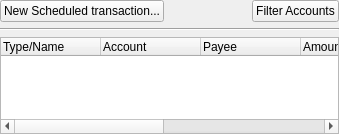
Old version of the form kmymoney/views/kscheduledview.ui in the repository KDE/kmymoney.
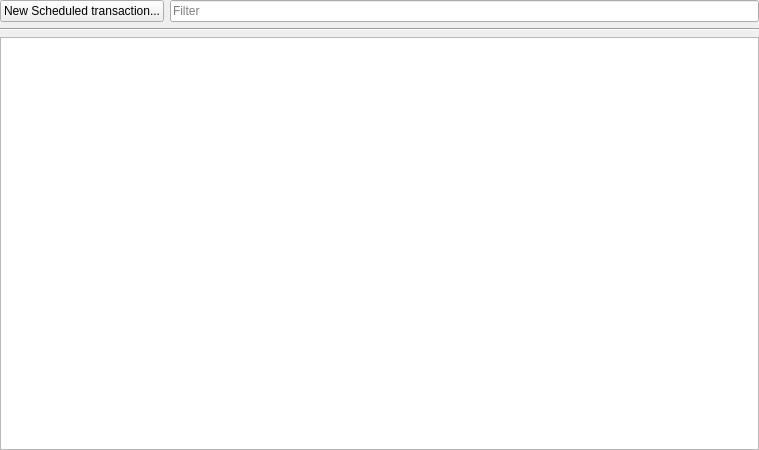
New version of the form.

Commit message:
Converted schedule view to use schedulesModel
Removed the QTreeWidget based implementation in favor of a direct access
of the schedules tree view to the schedules model. Cleaned up the code.

The combobox to select/deselect certain accounts has been removed.

```diff
--- a/kmymoney/views/kscheduledview.ui
+++ b/kmymoney/views/kscheduledview.ui
@@ -6,8 +6,8 @@
       <rect>
         <x>0</x>
         <y>0</y>
-        <width>339</width>
-        <height>134</height>
+    <width>759</width>
+    <height>450</height>
       </rect>
     </property>
     <layout class="QVBoxLayout">
@@ -24,25 +24,9 @@
             </widget>
           </item>
           <item>
-            <spacer name="spacer2">
-              <property name="orientation">
-                <enum>Qt::Horizontal</enum>
-              </property>
-              <property name="sizeType">
-                <enum>QSizePolicy::Expanding</enum>
-              </property>
-              <property name="sizeHint" stdset="0">
-                <size>
-                  <width>80</width>
-                  <height>20</height>
-                </size>
-              </property>
-            </spacer>
-          </item>
-          <item>
-            <widget class="QPushButton" name="m_accountsCombo">
-              <property name="text">
-                <string>Filter Accounts</string>
+      <widget class="QLineEdit" name="m_searchWidget">
+       <property name="placeholderText">
+        <string comment="Placeholdertext in schedulesview">Filter</string>
               </property>
             </widget>
           </item>
@@ -59,64 +43,18 @@
         </widget>
       </item>
       <item>
-        <widget class="QTreeWidget" name="m_scheduleTree">
+    <widget class="QTreeView" name="m_scheduleTree">
           <property name="alternatingRowColors">
             <bool>true</bool>
           </property>
-          <property name="rootIsDecorated">
-            <bool>true</bool>
-          </property>
           <property name="allColumnsShowFocus">
             <bool>true</bool>
           </property>
-          <column>
-            <property name="text">
-              <string>Type/Name</string>
-            </property>
-          </column>
-          <column>
-            <property name="text">
-              <string>Account</string>
-            </property>
-          </column>
-          <column>
-            <property name="text">
-              <string>Payee</string>
-            </property>
-          </column>
-          <column>
-            <property name="text">
-              <string>Amount</string>
-            </property>
-          </column>
-          <column>
-            <property name="text">
-              <string>Next Due Date</string>
-            </property>
-          </column>
-          <column>
-            <property name="text">
-              <string>Frequency</string>
-            </property>
-          </column>
-          <column>
-            <property name="text">
-              <string>Payment Method</string>
-            </property>
-          </column>
         </widget>
       </item>
     </layout>
   </widget>
   <layoutdefault spacing="6" margin="11"/>
-  <customwidgets>
-    <customwidget>
-      <class>QTabWidget</class>
-      <extends>QTabWidget</extends>
-      <header>ktabwidget.h</header>
-      <container>1</container>
-    </customwidget>
-  </customwidgets>
   <resources/>
   <connections/>
 </ui>
```
Left out of the diff: 11 changed lines with no effect on the pictures. Lines whose indentation alone changed are shown as unchanged. The commit also changes 14 other files.
